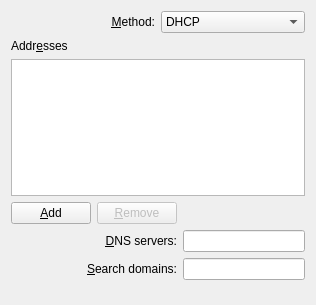
Old version of the form libs/ui/ipv4.ui in the repository netrunner-debian-kde-extras/networkmanagement.
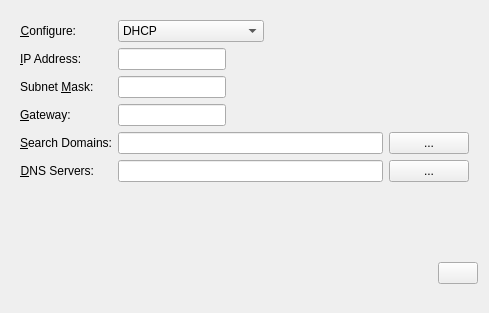
New version of the form. Custom widgets are drawn as their Qt base class.

```diff
--- a/libs/ui/ipv4.ui
+++ b/libs/ui/ipv4.ui
@@ -6,20 +6,29 @@
    <rect>
     <x>0</x>
     <y>0</y>
-    <width>316</width>
-    <height>305</height>
+    <width>489</width>
+    <height>313</height>
    </rect>
   </property>
   <property name="windowTitle">
    <string>IP Address</string>
   </property>
+  <property name="toolTip">
+   <string extracomment="Advanced IP settings"/>
+  </property>
+  <layout class="QGridLayout" name="gridLayout">
+   <item row="0" column="0">
   <layout class="QVBoxLayout" name="verticalLayout">
    <item>
-    <layout class="QHBoxLayout" name="horizontalLayout_2">
-     <item>
+      <widget class="QWidget" name="basicSettingsWidget" native="true">
+       <layout class="QFormLayout" name="formLayout">
+        <property name="fieldGrowthPolicy">
+         <enum>QFormLayout::ExpandingFieldsGrow</enum>
+        </property>
+        <item row="0" column="0">
       <widget class="QLabel" name="label">
        <property name="text">
-        <string>&amp;Method:</string>
+           <string>&amp;Configure:</string>
        </property>
        <property name="alignment">
         <set>Qt::AlignRight|Qt::AlignTrailing|Qt::AlignVCenter</set>
@@ -29,7 +38,7 @@
        </property>
       </widget>
      </item>
-     <item>
+        <item row="0" column="1">
       <widget class="KComboBox" name="method">
        <item>
         <property name="text">
@@ -38,7 +47,12 @@
        </item>
        <item>
         <property name="text">
-         <string>Auto IP</string>
+            <string>DHCP (only address)</string>
+           </property>
+          </item>
+          <item>
+           <property name="text">
+            <string>Link-Local</string>
         </property>
        </item>
        <item>
@@ -53,48 +67,180 @@
        </item>
       </widget>
      </item>
-    </layout>
-   </item>
-   <item>
-    <widget class="QLabel" name="label_2">
+        <item row="2" column="0">
+         <widget class="QLabel" name="addressLabel">
+          <property name="text">
+           <string>&amp;IP Address:</string>
+          </property>
+          <property name="buddy">
+           <cstring>address</cstring>
+          </property>
+         </widget>
+        </item>
+        <item row="2" column="1">
+         <widget class="KLineEdit" name="address">
+          <property name="sizePolicy">
+           <sizepolicy hsizetype="Minimum" vsizetype="Fixed">
+            <horstretch>0</horstretch>
+            <verstretch>0</verstretch>
+           </sizepolicy>
+          </property>
+          <property name="toolTip">
+           <string>Use this field to specify the IP address that should be used by this computer.</string>
+          </property>
+         </widget>
+        </item>
+        <item row="4" column="0">
+         <widget class="QLabel" name="netMaskLabel">
      <property name="text">
-      <string>Addr&amp;esses</string>
+           <string>Subnet &amp;Mask:</string>
      </property>
      <property name="buddy">
-      <cstring>addresses</cstring>
+           <cstring>netMask</cstring>
      </property>
     </widget>
    </item>
+        <item row="4" column="1">
+         <widget class="KLineEdit" name="netMask">
+          <property name="sizePolicy">
+           <sizepolicy hsizetype="Minimum" vsizetype="Fixed">
+            <horstretch>0</horstretch>
+            <verstretch>0</verstretch>
+           </sizepolicy>
+          </property>
+          <property name="toolTip">
+           <string>Use this field to specify the subnet that the above IP address belongs to.</string>
+          </property>
+         </widget>
+        </item>
+        <item row="6" column="0">
+         <widget class="QLabel" name="gatewayLabel">
+          <property name="text">
+           <string>&amp;Gateway:</string>
+          </property>
+          <property name="buddy">
+           <cstring>gateway</cstring>
+          </property>
+         </widget>
+        </item>
+        <item row="6" column="1">
+         <widget class="KLineEdit" name="gateway">
+          <property name="sizePolicy">
+           <sizepolicy hsizetype="Minimum" vsizetype="Fixed">
+            <horstretch>0</horstretch>
+            <verstretch>0</verstretch>
+           </sizepolicy>
+          </property>
+          <property name="toolTip">
+           <string>Use this field to specify the IP address of the gateway for requests outside the local network.</string>
+          </property>
+         </widget>
+        </item>
+        <item row="7" column="0">
+         <widget class="QLabel" name="dnsSearchLabel">
+          <property name="text">
+           <string>&amp;Search Domains:</string>
+          </property>
+          <property name="alignment">
+           <set>Qt::AlignRight|Qt::AlignTrailing|Qt::AlignVCenter</set>
+          </property>
+          <property name="buddy">
+           <cstring>dnsSearch</cstring>
+          </property>
+         </widget>
+        </item>
+        <item row="8" column="0">
+         <widget class="QLabel" name="dnsLabel">
+          <property name="text">
+           <string>&amp;DNS Servers:</string>
+          </property>
+          <property name="textFormat">
+           <enum>Qt::AutoText</enum>
+          </property>
+          <property name="alignment">
+           <set>Qt::AlignRight|Qt::AlignTrailing|Qt::AlignVCenter</set>
+          </property>
+          <property name="buddy">
+           <cstring>dns</cstring>
+          </property>
+         </widget>
+        </item>
+        <item row="8" column="1">
+         <layout class="QHBoxLayout" name="horizontalLayout_2">
    <item>
-    <widget class="QTreeView" name="addresses">
-     <property name="rootIsDecorated">
-      <bool>false</bool>
-     </property>
-     <property name="allColumnsShowFocus">
-      <bool>true</bool>
-     </property>
+           <widget class="KLineEdit" name="dns">
+            <property name="sizePolicy">
+             <sizepolicy hsizetype="Expanding" vsizetype="Fixed">
+              <horstretch>0</horstretch>
+              <verstretch>0</verstretch>
+             </sizepolicy>
+            </property>
+            <property name="minimumSize">
+             <size>
+              <width>250</width>
+              <height>0</height>
+             </size>
+            </property>
+            <property name="toolTip">
+             <string>Use this field to specify the IP address(es) of one or more DNS servers. Use ',' to separate entries.</string>
+            </property>
     </widget>
    </item>
    <item>
-    <layout class="QGridLayout" name="gridLayout">
-     <item row="0" column="0">
-      <widget class="KPushButton" name="btnAddAddress">
+           <widget class="KPushButton" name="dnsMorePushButton">
        <property name="text">
-        <string>&amp;Add</string>
+             <string>...</string>
        </property>
       </widget>
      </item>
-     <item row="0" column="1">
-      <widget class="KPushButton" name="btnRemoveAddress">
-       <property name="enabled">
-        <bool>false</bool>
-       </property>
+         </layout>
+        </item>
+        <item row="7" column="1">
+         <layout class="QHBoxLayout" name="horizontalLayout_5">
+          <item>
+           <widget class="KLineEdit" name="dnsSearch">
+            <property name="minimumSize">
+             <size>
+              <width>250</width>
+              <height>0</height>
+             </size>
+            </property>
+           </widget>
+          </item>
+          <item>
+           <widget class="KPushButton" name="dnsSearchMorePushButton">
        <property name="text">
-        <string>&amp;Remove</string>
+             <string>...</string>
        </property>
       </widget>
      </item>
-     <item row="0" column="2">
+         </layout>
+        </item>
+       </layout>
+      </widget>
+     </item>
+     <item>
+      <widget class="IpV4AdvancedWidget" name="advancedSettings" native="true"/>
+     </item>
+     <item>
+      <spacer name="verticalSpacer_2">
+       <property name="orientation">
+        <enum>Qt::Vertical</enum>
+       </property>
+       <property name="sizeType">
+        <enum>QSizePolicy::Expanding</enum>
+       </property>
+       <property name="sizeHint" stdset="0">
+        <size>
+         <width>20</width>
+         <height>7</height>
+        </size>
+       </property>
+      </spacer>
+     </item>
+     <item>
+      <layout class="QHBoxLayout" name="horizontalLayout">
+       <item>
       <spacer name="horizontalSpacer">
        <property name="orientation">
         <enum>Qt::Horizontal</enum>
@@ -107,38 +253,13 @@
        </property>
       </spacer>
      </item>
-     <item row="1" column="0" colspan="2">
-      <widget class="QLabel" name="label_3">
+       <item>
+        <widget class="KPushButton" name="pushButtonSettingsMode">
        <property name="text">
-        <string>&amp;DNS servers:</string>
-       </property>
-       <property name="alignment">
-        <set>Qt::AlignRight|Qt::AlignTrailing|Qt::AlignVCenter</set>
-       </property>
-       <property name="buddy">
-        <cstring>dns</cstring>
-       </property>
-      </widget>
-     </item>
-     <item row="1" column="2">
-      <widget class="KLineEdit" name="dns"/>
-     </item>
-     <item row="2" column="0" colspan="2">
-      <widget class="QLabel" name="label_4">
-       <property name="text">
-        <string>&amp;Search domains:</string>
-       </property>
-       <property name="alignment">
-        <set>Qt::AlignRight|Qt::AlignTrailing|Qt::AlignVCenter</set>
-       </property>
-       <property name="buddy">
-        <cstring>dnsSearch</cstring>
-       </property>
-      </widget>
-     </item>
-     <item row="2" column="2">
-      <widget class="KLineEdit" name="dnsSearch"/>
-     </item>
+          <string/>
+         </property>
+        </widget>
+       </item>
     </layout>
    </item>
    <item>
@@ -146,13 +267,18 @@
      <property name="orientation">
       <enum>Qt::Vertical</enum>
      </property>
+       <property name="sizeType">
+        <enum>QSizePolicy::Fixed</enum>
+       </property>
      <property name="sizeHint" stdset="0">
       <size>
        <width>20</width>
-       <height>69</height>
+         <height>18</height>
       </size>
      </property>
     </spacer>
+     </item>
+    </layout>
    </item>
   </layout>
  </widget>
@@ -172,6 +298,12 @@
    <extends>QComboBox</extends>
    <header>kcombobox.h</header>
   </customwidget>
+  <customwidget>
+   <class>IpV4AdvancedWidget</class>
+   <extends>QWidget</extends>
+   <header>ipv4advancedwidget.h</header>
+   <container>1</container>
+  </customwidget>
  </customwidgets>
  <tabstops>
   <tabstop>method</tabstop>
```
Left out of the diff: 11 changed lines with no effect on the pictures. Lines whose indentation alone changed are shown as unchanged.
